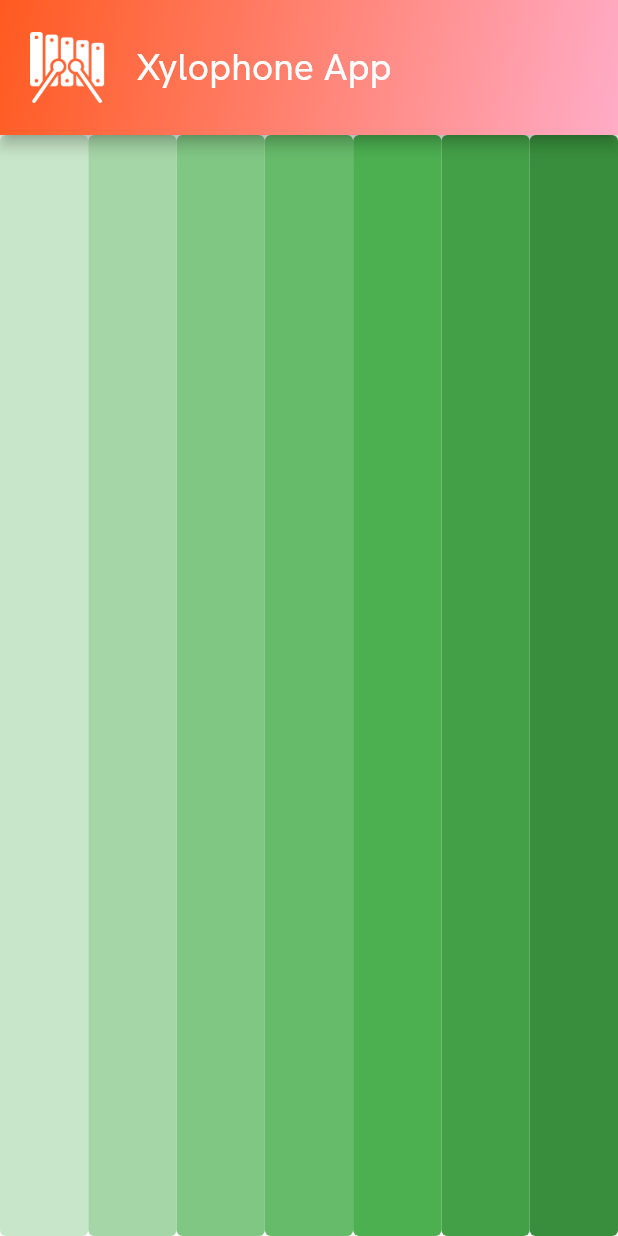
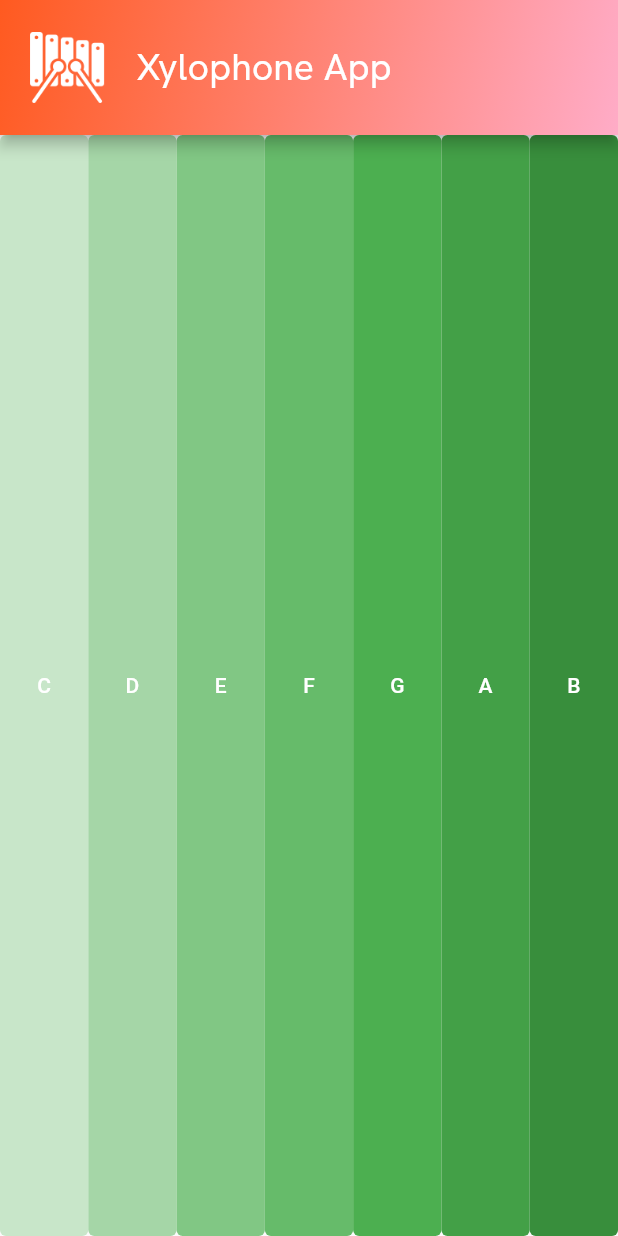
Before and after one commit to Arrocito82/xylophone_flutter, a Flutter app: the screen it shows after launch, on a phone screen of 412 x 824 dp. Run offline on Flutter 3.47's test engine with Material 2 defaults, Android fonts, the phone set to English and light mode, and no system bars; our stand-ins replace audioplayers.

Commit message:
Style Chords

```diff
--- a/lib/main.dart
+++ b/lib/main.dart
@@ -59,7 +59,6 @@ class Xylophone extends StatefulWidget {
 }
 
 class _XylophoneState extends State<Xylophone> {
-  // AudioPlayer player = AudioPlayer();
   @override
   Widget build(BuildContext context) {
     return SafeArea(
@@ -70,16 +69,17 @@ class _XylophoneState extends State<Xylophone> {
             child: TextButton(
               onPressed: () async {
                 final player = AudioPlayer();
-                // setState(() {
                 await player.setSourceAsset('note1.wav');
-                // });
                 await player.resume();
               },
               style: ButtonStyle(
                 backgroundColor:
                     MaterialStatePropertyAll(Colors.green.shade100),
               ),
-              child: SizedBox(),
+              child: Text(
+                "C",
+                style: TextStyle(color: Colors.white),
+              ),
             ),
           ),
           Expanded(
@@ -92,7 +92,10 @@ class _XylophoneState extends State<Xylophone> {
               style: ButtonStyle(
                   backgroundColor:
                       MaterialStatePropertyAll(Colors.green.shade200)),
-              child: SizedBox(),
+              child: Text(
+                "D",
+                style: TextStyle(color: Colors.white),
+              ),
             ),
           ),
           Expanded(
@@ -105,7 +108,10 @@ class _XylophoneState extends State<Xylophone> {
               style: ButtonStyle(
                   backgroundColor:
                       MaterialStatePropertyAll(Colors.green.shade300)),
-              child: SizedBox(),
+              child: Text(
+                "E",
+                style: TextStyle(color: Colors.white),
+              ),
             ),
           ),
           Expanded(
@@ -118,7 +124,10 @@ class _XylophoneState extends State<Xylophone> {
               style: ButtonStyle(
                   backgroundColor:
                       MaterialStatePropertyAll(Colors.green.shade400)),
-              child: SizedBox(),
+              child: Text(
+                "F",
+                style: TextStyle(color: Colors.white),
+              ),
             ),
           ),
           Expanded(
@@ -131,7 +140,10 @@ class _XylophoneState extends State<Xylophone> {
               style: ButtonStyle(
                   backgroundColor:
                       MaterialStatePropertyAll(Colors.green.shade500)),
-              child: SizedBox(),
+              child: Text(
+                "G",
+                style: TextStyle(color: Colors.white),
+              ),
             ),
           ),
           Expanded(
@@ -144,7 +156,10 @@ class _XylophoneState extends State<Xylophone> {
               style: ButtonStyle(
                   backgroundColor:
                       MaterialStatePropertyAll(Colors.green.shade600)),
-              child: SizedBox(),
+              child: Text(
+                "A",
+                style: TextStyle(color: Colors.white),
+              ),
             ),
           ),
           Expanded(
@@ -157,7 +172,10 @@ class _XylophoneState extends State<Xylophone> {
               style: ButtonStyle(
                   backgroundColor:
                       MaterialStatePropertyAll(Colors.green.shade700)),
-              child: SizedBox(),
+              child: Text(
+                "B",
+                style: TextStyle(color: Colors.white),
+              ),
             ),
           ),
         ],
```
